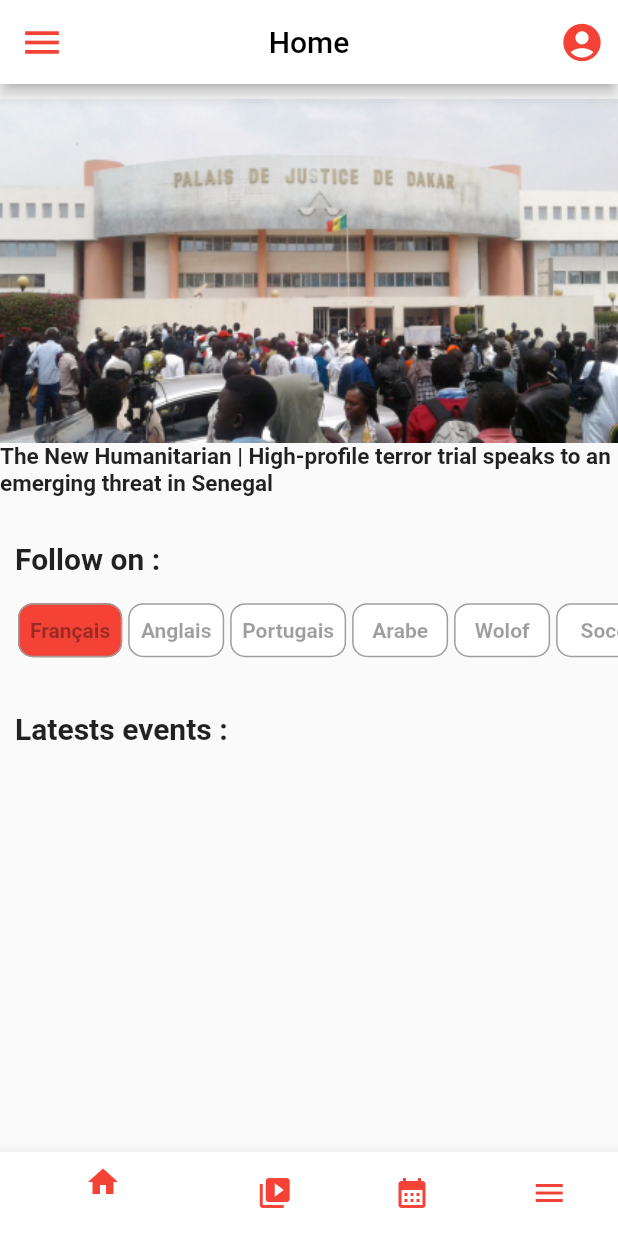
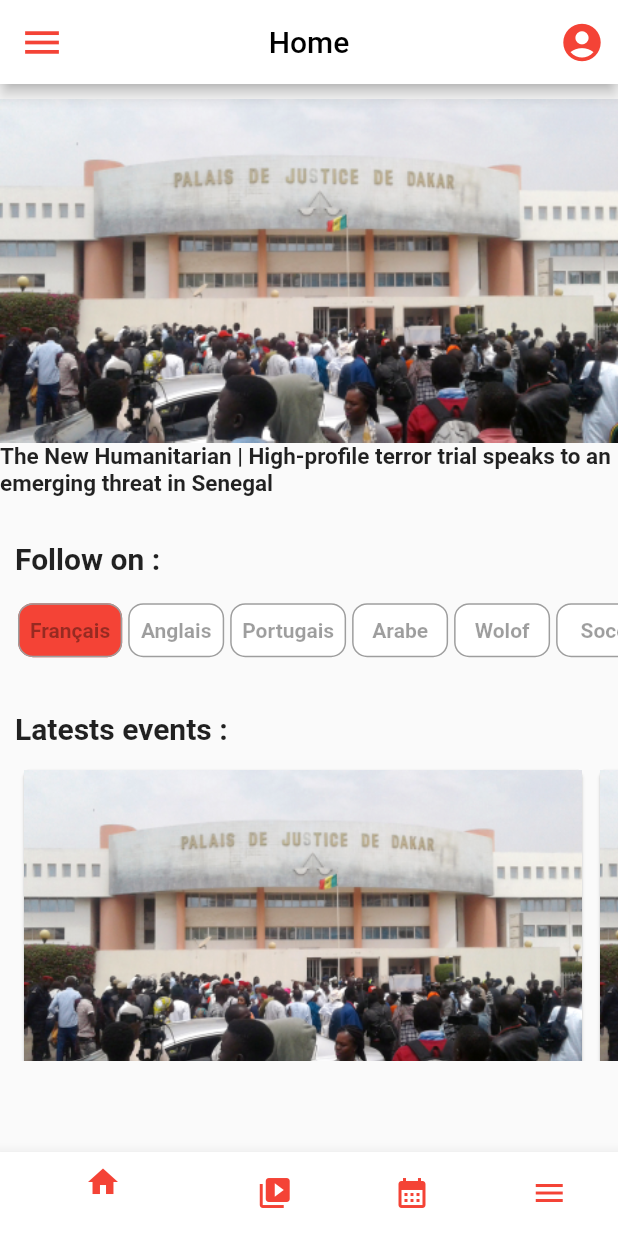
Before and after one commit to karfakonta/Flutter_project, a Flutter app: the screen it shows after launch, on a phone screen of 412 x 824 dp. Run offline on Flutter 3.47's test engine with Material 2 defaults, Android fonts, the phone set to English and light mode, and no system bars.

Commit message:
added function

```diff
--- a/lib/bottom_screen/home.dart
+++ b/lib/bottom_screen/home.dart
@@ -24,8 +24,24 @@ class _HomeState extends State<Home> {
     "Espagnol",
     "Russe",
   ];
+
+  List<String> nameVideo = [
+    "assets/image1.png",
+    "assets/image1.png",
+    "assets/image1.png",
+  ];
+
+  List<String> description = [
+    "sidi va à l'école",
+    "sidi va à l'école",
+    "sidi va à l'école",
+  ];
+
   Widget build(BuildContext context) {
-    return Column(
+    return Scaffold(
+      body: Scrollbar(
+        child: SingleChildScrollView(
+          child: Column(
             children: <Widget>[
               const SizedBox(
                 height: 10,
@@ -35,7 +51,11 @@ class _HomeState extends State<Home> {
               _title("Follow on :"),
               _langues(langues),
               _title("Latests events :"),
+              _videos(nameVideo, description)
             ],
+          ),
+        ),
+      ),
     );
   }
 
@@ -110,7 +130,8 @@ class _HomeState extends State<Home> {
                 children: <Widget>[
                   TextButton(
                     style: TextButton.styleFrom(
-                      backgroundColor: selectedIndex == index ?  Colors.red : Colors.white,
+                      backgroundColor:
+                          selectedIndex == index ? Colors.red : Colors.white,
                       primary: Colors.white,
                       shape: RoundedRectangleBorder(
                         borderRadius: BorderRadius.circular(10),
@@ -132,7 +153,7 @@ class _HomeState extends State<Home> {
     );
   }
 
-    Widget _videos(List <String> nameVideo, List <String> description) {
+  Widget _videos(List<String> nameVideo, List<String> description) {
     return SizedBox(
       height: 200,
       child: ListView.builder(
@@ -158,19 +179,24 @@ class _HomeState extends State<Home> {
                       },
                       child: SizedBox(
                         width: MediaQuery.of(context).size.width - 40,
-                        height: 300,
+                        height: 200,
                         child: Column(
                           children: <Widget>[
                             Image.asset(nameVideo[index]),
-                            Container(
-                              child: Text(
+                            Expanded(
+                              child: ButtonBar(
+                                mainAxisSize: MainAxisSize.min,
+                                children: <Widget>[
+                                  Text(
                                     description[index],
                                     style: TextStyle(
                                       fontWeight: FontWeight.bold,
-                                  fontSize: 20
+                                      fontSize: 0,
                                     ),
                                   ),
-                            )
+                                ],
+                              ),
+                            ),
                           ],
                         ),
                       ),
```
Lines whose indentation alone changed are shown as unchanged.
